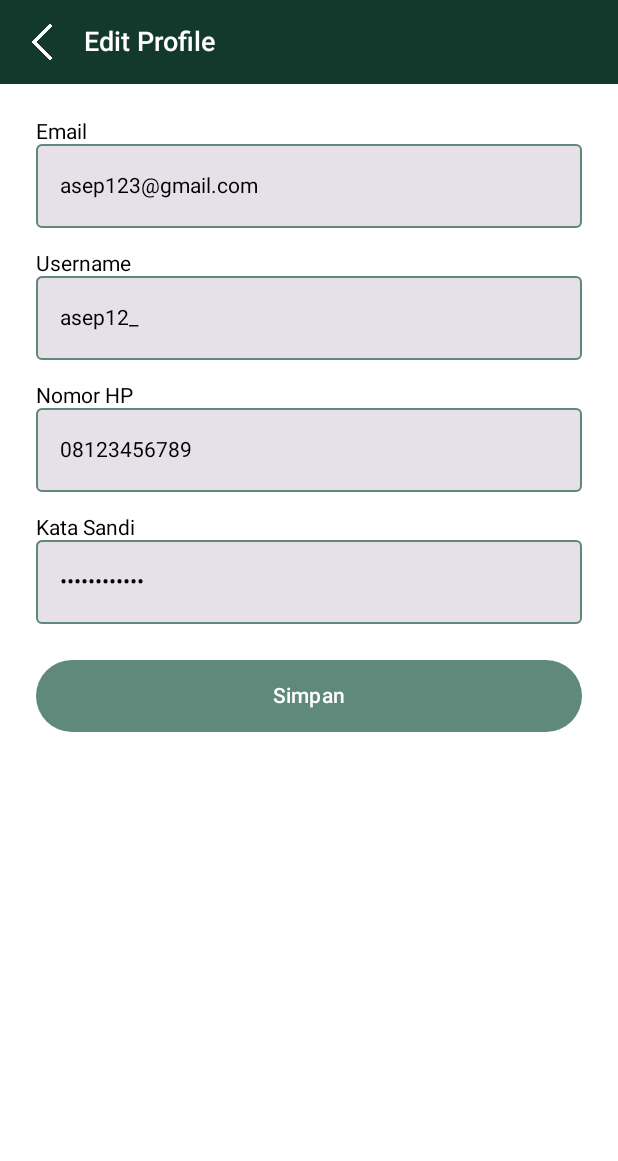
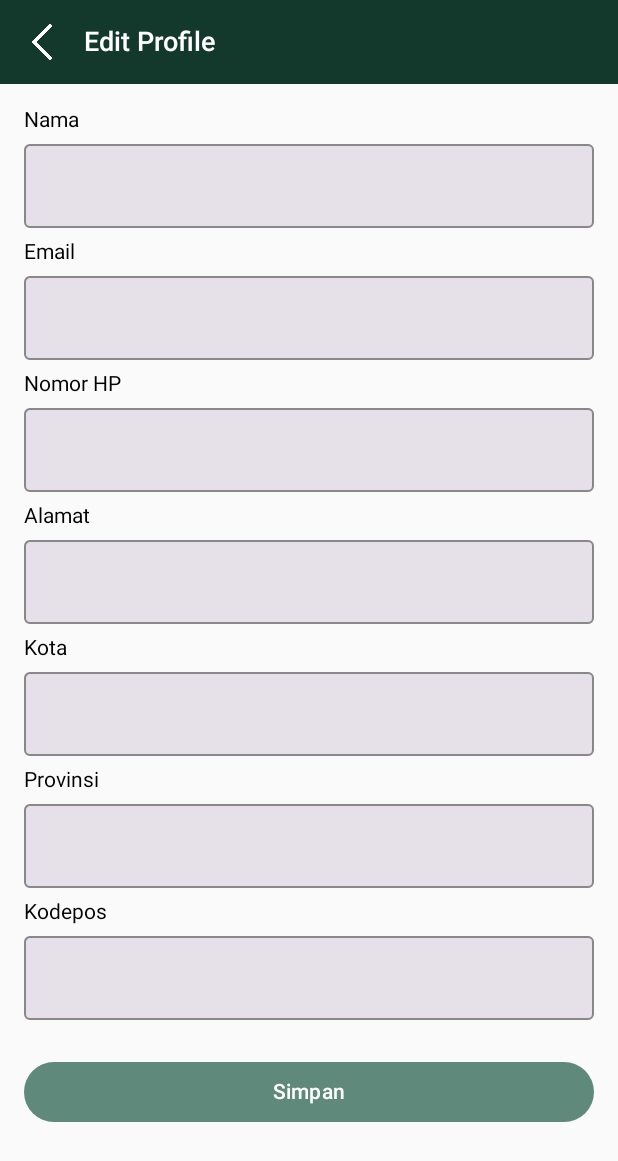
Before and after one commit to RakaAgiSaputra/AgriSynergi_App, an Android app built with Jetpack Compose: the UserProfileScreen screen opened through its navigation route, after a tap on "Edit Profile", on a phone screen of 412 x 824 dp. Shown: the top 1161 px of the screen. Run offline under Robolectric (Android 15) with nearby library versions, the phone set to English and light mode, and no system bars; our stand-ins replace Dagger/Hilt's generated code, Firebase (no records; nobody signed in at launch, a user with empty details on screens opened directly); pictures from the network do not load; 1 statement that could not run was skipped.

Commit message:
Simpan edit profile tampil sesuai user

```diff
--- a/app/src/main/java/com/example/agrisynergi_mobile/User/EditProfileActivity.kt
+++ b/app/src/main/java/com/example/agrisynergi_mobile/User/EditProfileActivity.kt
@@ -1,5 +1,8 @@
 package com.example.agrisynergi_mobile.User
+
 import android.os.Bundle
+import android.util.Log
+import android.widget.Toast
 import androidx.activity.ComponentActivity
 import androidx.activity.compose.setContent
 import androidx.compose.foundation.background
@@ -19,106 +22,177 @@ import androidx.compose.ui.text.input.VisualTransformation
 import androidx.compose.ui.unit.dp
 import androidx.compose.ui.unit.sp
 import androidx.compose.ui.focus.onFocusChanged
+import androidx.lifecycle.lifecycleScope
 
 import com.example.agrisynergi_mobile.R
+import com.example.agrisynergi_mobile.retrofit.model.User
+import com.example.agrisynergi_mobile.retrofit.model.UserRequest
+import com.example.agrisynergi_mobile.retrofit.model.UserResponse
+import com.example.agrisynergi_mobile.retrofit.model.view.viewmodel.SharedPreferenceManager
+import com.example.agrisynergi_mobile.retrofit.network.RetrofitInstance
+import kotlinx.coroutines.Dispatchers
+import kotlinx.coroutines.withContext
+import retrofit2.Call
+import retrofit2.Callback
+import retrofit2.Response
 
 class EditProfileActivity : ComponentActivity() {
+    private lateinit var sharedPreferenceManager: SharedPreferenceManager
+
     override fun onCreate(savedInstanceState: Bundle?) {
         super.onCreate(savedInstanceState)
+        sharedPreferenceManager = SharedPreferenceManager(this)
+
+        val userData = sharedPreferenceManager.run {
+            User(
+                id_user = getUserId(),
+                nama = getUserNama() ?: "",
+                no_hp = prefs.getString("user_no_hp", "") ?: "",
+                alamat = prefs.getString("user_alamat", "") ?: "",
+                email = getUserEmail() ?: "",
+                role = "",
+                foto = getUserFoto() ?: "",
+                provinsi = getUserProvinsi() ?: "",
+                kota = prefs.getString("user_kota", "") ?: "",
+                kodepos = prefs.getString("user_kodepos", "") ?: "",
+                katasandi = getPassword() ?: "",
+            )
+        }
+
         setContent {
-            EditProfileScreen { finish() }
+            EditProfileScreen(
+                userData = userData,
+                onBackPressed = { finish() },
+                onSaveProfile = { updatedUser ->
+                    saveProfileToServer(updatedUser)
+                }
+            )
+        }
+    }
+
+    private fun saveProfileToServer(user: User) {
+        val userId = sharedPreferenceManager.getUserId()
+        if (userId <= 0) {
+            showToast("User ID tidak valid")
+            return
+        }
+
+        val request = UserRequest(
+            nama = user.nama,
+            email = user.email,
+            katasandi = sharedPreferenceManager.getPassword() ?: "",
+            alamat = user.alamat,
+            no_hp = user.no_hp
+        )
+
+        RetrofitInstance.apiService.updateUserProfile(userId, request).enqueue(object : Callback<UserResponse> {
+            override fun onResponse(call: Call<UserResponse>, response: Response<UserResponse>) {
+                if (response.isSuccessful && response.body()?.success == true) {
+                    handleResponse(response, user)
+                } else {
+                    Log.e("EditProfile", "Gagal memperbarui: ${response.errorBody()?.string()}")
+                    showToast("Gagal memperbarui profil")
+                }
+            }
+
+            override fun onFailure(call: Call<UserResponse>, t: Throwable) {
+                Log.e("EditProfile", "Error: ${t.message}")
+                showToast("Kesalahan jaringan: ${t.message}")
+            }
+        })
+    }
+
+
+    private fun handleResponse(response: Response<UserResponse>, user: User) {
+        if (response.isSuccessful && response.body()?.success == true) {
+            sharedPreferenceManager.saveUserData(
+                nama = user.nama,
+                email = user.email,
+                alamat = user.alamat,
+                foto = sharedPreferenceManager.getUserFoto() ?: "",
+                no_hp = user.no_hp,
+                provinsi = user.provinsi,
+                kota = user.kota,
+                kodepos = user.kodepos,
+                userId = user.id_user,
+                katasandi = user.katasandi
+            )
+            showToast("Profil berhasil diperbarui")
+        } else {
+            Log.e("EditProfile", "Gagal memperbarui: ${response.errorBody()?.string()}")
+            showToast("Gagal memperbarui profil")
+        }
+    }
+
+    private fun showToast(message: String) {
+        Toast.makeText(this, message, Toast.LENGTH_SHORT).show()
+    }
+}
+
+@Composable
+fun EditProfileScreen(
+    userData: User,
+    onBackPressed: () -> Unit,
+    onSaveProfile: (User) -> Unit
+) {
+    var user by remember { mutableStateOf(userData) }
+    var isLoading by remember { mutableStateOf(false) }
+
+    Box(modifier = Modifier.fillMaxSize()) {
+        Column(modifier = Modifier.fillMaxWidth()) {
+            EditProfileHeader(onBackPressed)
+
+            Column(modifier = Modifier.padding(16.dp)) {
+                TextFieldWithLabel("Nama", user.nama) { user = user.copy(nama = it) }
+                TextFieldWithLabel("Email", user.email) { user = user.copy(email = it) }
+                TextFieldWithLabel("Nomor HP", user.no_hp) { user = user.copy(no_hp = it) }
+                TextFieldWithLabel("Alamat", user.alamat) { user = user.copy(alamat = it) }
+                TextFieldWithLabel("Kota", user.kota) { user = user.copy(kota = it) }
+                TextFieldWithLabel("Provinsi", user.provinsi) { user = user.copy(provinsi = it) }
+                TextFieldWithLabel("Kodepos", user.kodepos) { user = user.copy(kodepos = it) }
+
+                Spacer(modifier = Modifier.height(16.dp))
+
+                Button(
+                    onClick = {
+                        isLoading = true
+                        onSaveProfile(user)
+                    },
+                    enabled = !isLoading,
+                    modifier = Modifier.fillMaxWidth(),
+                    colors = ButtonDefaults.buttonColors(
+                        containerColor = Color(0xFF5F897B),
+                        contentColor = Color.White
+                    )
+                ) {
+                    Text("Simpan")
+                }
+            }
+        }
+
+        if (isLoading) {
+            CircularProgressIndicator(modifier = Modifier.align(Alignment.Center))
         }
     }
 }
 
 @Composable
-fun EditProfileScreen(onBackPressed: () -> Unit) {
-    var email by remember { mutableStateOf("asep123@gmail.com") }
-    var username by remember { mutableStateOf("asep12_") }
-    var phoneNumber by remember { mutableStateOf("08123456789") }
-    var password by remember { mutableStateOf("************") }
-    var backgroundColor by remember { mutableStateOf(Color.White) }
-
-    Column(
-        modifier = Modifier
-            .fillMaxSize()
-            .background(backgroundColor)  // Use backgroundColor variable
-    ) {
-        EditProfileHeader(onBackPressed)
-
-        Spacer(modifier = Modifier.height(24.dp))
-
-        Column(
+fun TextFieldWithLabel(label: String, value: String, onValueChange: (String) -> Unit) {
+    Column {
+        Text(label, color = Color.Black)
+        OutlinedTextField(
+            value = value,
+            onValueChange = onValueChange,
             modifier = Modifier
                 .fillMaxWidth()
-                .padding(horizontal = 24.dp)
-        ) {
-            Text("Email", color = Color.Black)
-            FocusedOutlinedTextField(
-                value = email,
-                onValueChange = { email = it },
-                placeholder = { Text("contoh@gmail.com", color = Color.Gray) },
-                textColor = Color.Black  // Set typed text color to black
+                .padding(vertical = 8.dp),
+            colors = TextFieldDefaults.colors(
+                focusedIndicatorColor = Color(0xFF5F897B),
+                unfocusedIndicatorColor = Color.Gray
             )
-
-            Spacer(modifier = Modifier.height(16.dp))
-
-            Text("Username", color = Color.Black)
-            FocusedOutlinedTextField(
-                value = username,
-                onValueChange = { username = it },
-                placeholder = { Text("terdiri dari huruf dan angka", color = Color.Gray) },
-                textColor = Color.Black  // Set typed text color to black
-            )
-
-            Spacer(modifier = Modifier.height(16.dp))
-
-            Text("Nomor HP", color = Color.Black)
-            FocusedOutlinedTextField(
-                value = phoneNumber,
-                onValueChange = { phoneNumber = it },
-                placeholder = { Text("08xxxxxxxxx", color = Color.Gray) },
-                textColor = Color.Black  // Set typed text color to black
-            )
-
-            Spacer(modifier = Modifier.height(16.dp))
-
-            Text("Kata Sandi", color = Color.Black)
-            FocusedOutlinedTextField(
-                value = password,
-                onValueChange = { password = it },
-                visualTransformation = PasswordVisualTransformation(),
-                placeholder = { Text("Kata sandi", color = Color.Gray) },
-                textColor = Color.Black  // Set typed text color to black
-            )
-
-            Spacer(modifier = Modifier.height(24.dp))
-
-            Button(
-                onClick = {},
-                colors = ButtonDefaults.buttonColors(containerColor = Color(0xFF5F897B)),
-                modifier = Modifier
-                    .fillMaxWidth()
-                    .padding(bottom = 8.dp)
-                    .height(48.dp)
-            ) {
-                Text("Simpan", color = Color.White)
-            }
-//            Button(
-//                onClick = {},
-//                colors = ButtonDefaults.buttonColors(containerColor = Color.White),
-//                modifier = Modifier
-//                    .fillMaxWidth()
-//                    .border(1.dp, Color(0xFF00C853), shape = RoundedCornerShape(24.dp)),
-//                shape = RoundedCornerShape(24.dp)
-//            ) {
-//                Text("Batalkan", color = Color(0xFF00C853))
-//            }
-        }
+        )
     }
 }
-
-
 @Composable
 fun EditProfileHeader(onBackPressed: () -> Unit) {
     Row(
--- a/app/src/main/java/com/example/agrisynergi_mobile/User/UserProfileActivity.kt
+++ b/app/src/main/java/com/example/agrisynergi_mobile/User/UserProfileActivity.kt
@@ -30,10 +30,14 @@ import androidx.compose.runtime.getValue
 import androidx.compose.runtime.setValue
 import androidx.compose.runtime.LaunchedEffect
 import androidx.compose.ui.draw.shadow
+import androidx.compose.ui.layout.ContentScale
 import androidx.compose.ui.platform.LocalContext
 import androidx.navigation.NavController
 import androidx.navigation.NavGraph.Companion.findStartDestination
 import androidx.navigation.compose.rememberNavController
+import coil.compose.AsyncImage
+import coil.compose.rememberImagePainter
+import coil.request.ImageRequest
 import com.example.agrisynergi_mobile.MainActivity
 import com.example.agrisynergi_mobile.User.DoneCheckoutActivity
 import com.example.agrisynergi_mobile.User.DropshipperCatalog2Activity
@@ -165,7 +169,15 @@ fun ProfileSection(sharedPreferenceManager: SharedPreferenceManager) {
     val nama = sharedPreferenceManager.getUserNama() ?: ""
     val email = sharedPreferenceManager.getUserEmail() ?: ""
     val provinsi = sharedPreferenceManager.getUserProvinsi() ?: ""
-    Log.d("ProfileData", "Nama: $nama, Email: $email, Provinsi: $provinsi")
+    val foto = sharedPreferenceManager.getUserFoto() ?: ""
+
+    // Log debugging
+    Log.d("ProfileSection", "Nama: $nama, Email: $email, Provinsi: $provinsi, Foto URL: $foto")
+
+    // Validasi URL Foto
+    val validFotoUrl = if (foto.isNotEmpty() && foto.startsWith("http")) foto else null
+    Log.d("ProfileSection", "Valid Foto URL: $validFotoUrl")
+
     Row(
         modifier = Modifier
             .fillMaxWidth()
@@ -175,13 +187,20 @@ fun ProfileSection(sharedPreferenceManager: SharedPreferenceManager) {
             .padding(24.dp),
         verticalAlignment = Alignment.CenterVertically
     ) {
-        Image(
-            painter = painterResource(id = R.drawable.pak_tani),
+        AsyncImage(
+            model = ImageRequest.Builder(LocalContext.current)
+                .data(validFotoUrl)
+                .crossfade(true)
+                .fallback(R.drawable.pak_tani)
+                .error(R.drawable.no_profile)
+                .build(),
             contentDescription = "Profile Picture",
+            contentScale = ContentScale.Crop,
             modifier = Modifier
                 .size(60.dp)
                 .clip(CircleShape)
         )
+
         Spacer(modifier = Modifier.width(16.dp))
         Column {
             Text(nama, fontSize = 16.sp, color = Color(0xFF333333), fontWeight = FontWeight.Medium)
@@ -190,8 +209,6 @@ fun ProfileSection(sharedPreferenceManager: SharedPreferenceManager) {
         }
     }
 }
-
-
 
 @Composable
 fun OptionsList(onOptionSelected: (String) -> Unit, onClickLogout:()-> Unit) {
--- a/app/src/main/java/com/example/agrisynergi_mobile/retrofit/model/view/ViewLoginScreen.kt
+++ b/app/src/main/java/com/example/agrisynergi_mobile/retrofit/model/view/ViewLoginScreen.kt
@@ -54,7 +54,7 @@ import kotlinx.coroutines.Dispatchers
 import kotlinx.coroutines.CoroutineScope
 
 
-    @Composable
+@Composable
 fun LoginScreen(coroutineScope: CoroutineScope,
                 navController: NavController,
                 viewModel: LoginViewModel,
--- a/app/src/main/java/com/example/agrisynergi_mobile/retrofit/network/RetrofitInstance.kt
+++ b/app/src/main/java/com/example/agrisynergi_mobile/retrofit/network/RetrofitInstance.kt
@@ -6,7 +6,7 @@ import retrofit2.converter.gson.GsonConverterFactory
 object RetrofitInstance {
 
     val retrofit = Retrofit.Builder()
-        .baseUrl("http://36.74.31.200:8080/api/")
+        .baseUrl("http://36.74.38.214:8080/api/")
         .addConverterFactory(GsonConverterFactory.create())
         .build()
     val apiService: ApiService = retrofit.create(ApiService::class.java)
--- a/app/src/main/res/xml/network_security_config.xml
+++ b/app/src/main/res/xml/network_security_config.xml
@@ -1,6 +1,6 @@
 <?xml version="1.0" encoding="utf-8"?>
 <network-security-config>
     <domain-config cleartextTrafficPermitted="true">
-        <domain includeSubdomains="true">36.74.31.200</domain> /*Ganti setiap API berubah*/
+        <domain includeSubdomains="true">36.74.38.214</domain> /*Ganti setiap API berubah*/
     </domain-config>
 </network-security-config>
```
Also changed, not shown: app/src/main/java/com/example/agrisynergi_mobile/retrofit/model/ModelUser.kt (+10 -6 lines), app/src/main/java/com/example/agrisynergi_mobile/retrofit/model/view/viewmodel/LoginViewModel.kt (+17 -6 lines), app/src/main/java/com/example/agrisynergi_mobile/retrofit/model/view/viewmodel/SharedPreferenceLoginOrRegister.kt (+29 -11 lines), app/src/main/java/com/example/agrisynergi_mobile/retrofit/network/ApiService.kt (+20 -0 lines), app/src/main/java/com/example/agrisynergi_mobile/retrofit/model/view/ViewRegisterScreen.kt (line endings or trailing spaces), app/src/main/java/com/example/agrisynergi_mobile/retrofit/model/view/viewmodel/RegisterViewModel.kt (line endings or trailing spaces), app/src/main/res/drawable/no_profile.png (added).
